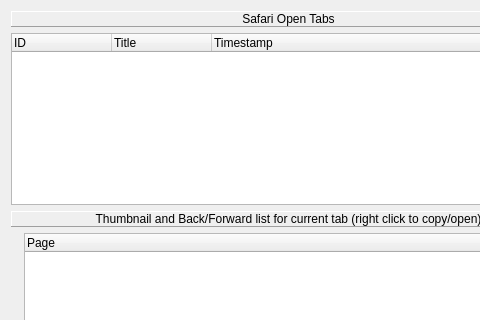
Qt form ipba2-plugins/safaristate_ui.ui (PicciMario/iPhone-Backup-Analyzer-2) before a commit; both pictures show x 0 to 480 and y 0 to 320 of the 577 by 417 pixel window.
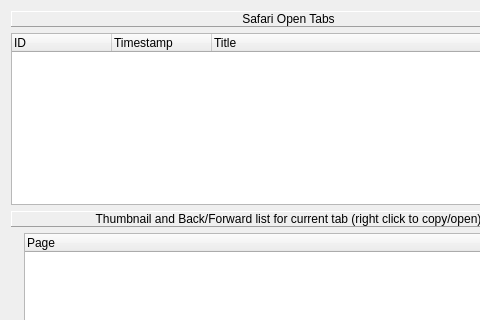
The same form after that commit.

```diff
--- a/ipba2-plugins/safaristate_ui.ui
+++ b/ipba2-plugins/safaristate_ui.ui
@@ -39,12 +39,12 @@
      </column>
      <column>
       <property name="text">
-       <string>Title</string>
+       <string>Timestamp</string>
       </property>
      </column>
      <column>
       <property name="text">
-       <string>Timestamp</string>
+       <string>Title</string>
       </property>
      </column>
     </widget>
```
